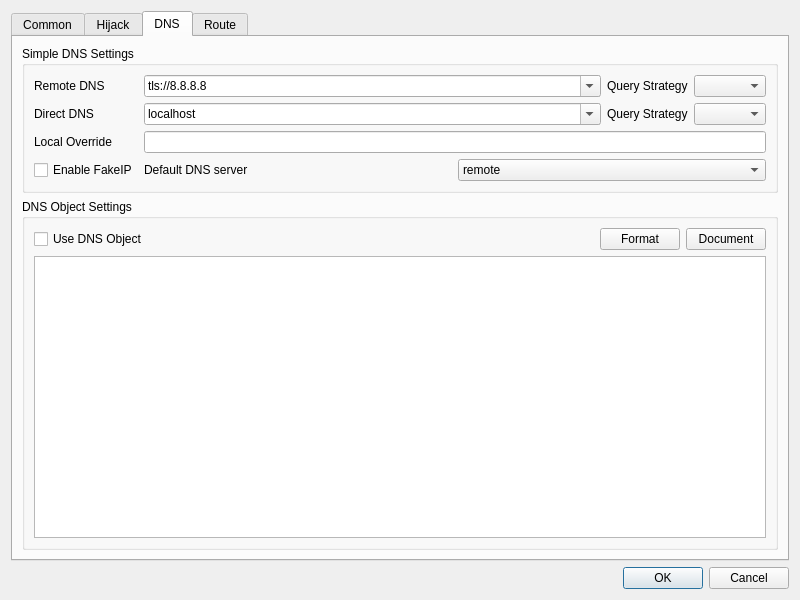
Before: the Qt Designer form include/ui/setting/dialog_manage_routes.ui in Userbash/Neko_Throne, drawn with Qt 5.
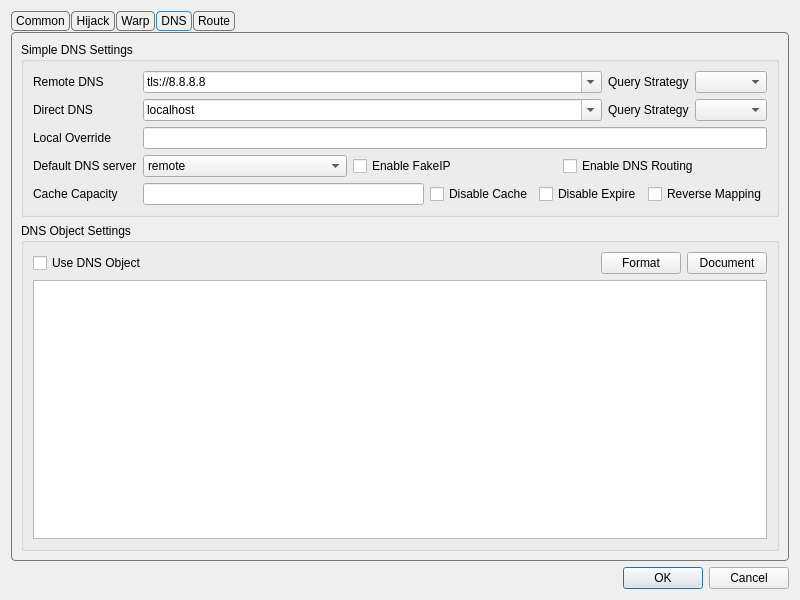
After: the same form once the commit is applied. The open tabs and pages were chosen to show the change.

Commit message: fix missed uis

Diff of the .ui file:
```diff
--- a/include/ui/setting/dialog_manage_routes.ui
+++ b/include/ui/setting/dialog_manage_routes.ui
@@ -16,6 +16,38 @@
   <layout class="QVBoxLayout" name="verticalLayout">
    <item>
     <widget class="QTabWidget" name="tabWidget">
+     <property name="styleSheet">
+      <string notr="true">QTabWidget::pane {
+    margin-top: 1px;
+    border: 1px solid #777777;
+    border-radius: 4px;
+}
+
+QTabBar {
+    background: transparent;
+    qproperty-drawBase: 0;
+}
+
+QTabBar::tab {
+    border: 1px solid #777777;
+    border-radius: 4px;
+
+    padding: 2px 4px;
+    margin-right: 1px;
+}
+
+QTabBar::tab:selected {
+    border: 1px solid palette(highlight);
+}
+
+QTabBar::tab:!selected {
+    border: 1px solid #777777;
+}
+
+QTabBar::tab:hover:!selected {
+    border: 1px solid #777777;
+}</string>
+     </property>
      <property name="currentIndex">
       <number>0</number>
      </property>
@@ -260,6 +292,79 @@
        </item>
       </layout>
      </widget>
+     <widget class="QWidget" name="tab_5">
+      <attribute name="title">
+       <string>Warp</string>
+      </attribute>
+      <layout class="QVBoxLayout" name="verticalLayout_8">
+       <item>
+        <widget class="QWidget" name="widget_3" native="true">
+         <layout class="QFormLayout" name="formLayout_3">
+          <item row="0" column="0">
+           <widget class="QCheckBox" name="enable_warp">
+            <property name="toolTip">
+             <string>&lt;html&gt;&lt;head/&gt;&lt;body&gt;&lt;p&gt;Enables the following config to be used as egress, useful for bypassing services restrciting non-warp VPNs&lt;/p&gt;&lt;/body&gt;&lt;/html&gt;</string>
+            </property>
+            <property name="text">
+             <string>Enable Warp</string>
+            </property>
+           </widget>
+          </item>
+          <item row="1" column="0">
+           <widget class="QLabel" name="label_7">
+            <property name="text">
+             <string>Endpoint</string>
+            </property>
+           </widget>
+          </item>
+          <item row="1" column="1">
+           <widget class="QLineEdit" name="warp_ep"/>
+          </item>
+          <item row="2" column="0">
+           <widget class="QLabel" name="label_4">
+            <property name="text">
+             <string>Private Key</string>
+            </property>
+           </widget>
+          </item>
+          <item row="2" column="1">
+           <widget class="QLineEdit" name="warp_private_key"/>
+          </item>
+          <item row="3" column="0">
+           <widget class="QLabel" name="label_5">
+            <property name="text">
+             <string>Public Key</string>
+            </property>
+           </widget>
+          </item>
+          <item row="3" column="1">
+           <widget class="QLineEdit" name="warp_public_key"/>
+          </item>
+          <item row="4" column="0">
+           <widget class="QLabel" name="label_12">
+            <property name="text">
+             <string>Interface Addresses</string>
+            </property>
+           </widget>
+          </item>
+          <item row="4" column="1">
+           <widget class="QLineEdit" name="warp_ifc_addrs"/>
+          </item>
+          <item row="5" column="1">
+           <widget class="QPushButton" name="warp_autogen">
+            <property name="toolTip">
+             <string>&lt;html&gt;&lt;head/&gt;&lt;body&gt;&lt;p&gt;Gets a new config from cloudflare API&lt;/p&gt;&lt;/body&gt;&lt;/html&gt;</string>
+            </property>
+            <property name="text">
+             <string>Generate Warp Config</string>
+            </property>
+           </widget>
+          </item>
+         </layout>
+        </widget>
+       </item>
+      </layout>
+     </widget>
      <widget class="QWidget" name="tab_3">
       <attribute name="title">
        <string>DNS</string>
@@ -271,152 +376,7 @@
           <string>Simple DNS Settings</string>
          </property>
          <layout class="QGridLayout" name="gridLayout">
-          <item row="1" column="0">
-           <widget class="QLabel" name="label_9">
-            <property name="toolTip">
-             <string>&lt;html&gt;&lt;head/&gt;&lt;body&gt;&lt;p&gt;examples:&lt;br/&gt;tls://8.8.8.8&lt;br/&gt;https://domain/path&lt;/p&gt;&lt;p&gt;tcp://8.8.8.8:1234&lt;/p&gt;&lt;p&gt;dhcp://auto&lt;/p&gt;&lt;p&gt;h3://domain/path&lt;/p&gt;&lt;p&gt;quic://domain:4632&lt;/p&gt;&lt;p&gt;etc&lt;/p&gt;&lt;/body&gt;&lt;/html&gt;</string>
-            </property>
-            <property name="text">
-             <string>Remote DNS</string>
-            </property>
-            <property name="buddy">
-             <cstring>widget</cstring>
-            </property>
-           </widget>
-          </item>
-          <item row="5" column="2">
-           <layout class="QHBoxLayout" name="horizontalLayout_3">
-            <item>
-             <widget class="QLabel" name="dns_final_out_l">
-              <property name="text">
-               <string>Default DNS server</string>
-              </property>
-             </widget>
-            </item>
-            <item>
-             <widget class="QComboBox" name="dns_final_out">
-              <item>
-               <property name="text">
-                <string notr="true">remote</string>
-               </property>
-              </item>
-              <item>
-               <property name="text">
-                <string notr="true">direct</string>
-               </property>
-              </item>
-             </widget>
-            </item>
-           </layout>
-          </item>
-          <item row="3" column="2">
-           <widget class="QLineEdit" name="local_override"/>
-          </item>
-          <item row="1" column="2">
-           <layout class="QHBoxLayout" name="horizontalLayout_7">
-            <item>
-             <widget class="QComboBox" name="remote_dns">
-              <property name="sizePolicy">
-               <sizepolicy hsizetype="Expanding" vsizetype="Fixed">
-                <horstretch>0</horstretch>
-                <verstretch>0</verstretch>
-               </sizepolicy>
-              </property>
-              <property name="editable">
-               <bool>true</bool>
-              </property>
-              <item>
-               <property name="text">
-                <string notr="true">tls://8.8.8.8</string>
-               </property>
-              </item>
-              <item>
-               <property name="text">
-                <string notr="true">tls://1.1.1.1</string>
-               </property>
-              </item>
-              <item>
-               <property name="text">
-                <string notr="true">https://dns.google/dns-query</string>
-               </property>
-              </item>
-              <item>
-               <property name="text">
-                <string notr="true">https://cloudflare-dns.com/dns-query</string>
-               </property>
-              </item>
-              <item>
-               <property name="text">
-                <string notr="true">h3://dns.google/dns-query</string>
-               </property>
-              </item>
-              <item>
-               <property name="text">
-                <string notr="true">h3://cloudflare-dns.com/dns-query</string>
-               </property>
-              </item>
-              <item>
-               <property name="text">
-                <string notr="true">quic://dns.adguard-dns.com</string>
-               </property>
-              </item>
-              <item>
-               <property name="text">
-                <string notr="true">quic://unfiltered.adguard-dns.com</string>
-               </property>
-              </item>
-              <item>
-               <property name="text">
-                <string notr="true">tls://dns.adguard-dns.com</string>
-               </property>
-              </item>
-              <item>
-               <property name="text">
-                <string notr="true">8.8.8.8</string>
-               </property>
-              </item>
-              <item>
-               <property name="text">
-                <string notr="true">1.1.1.1</string>
-               </property>
-              </item>
-             </widget>
-            </item>
-            <item>
-             <widget class="QLabel" name="label_10">
-              <property name="text">
-               <string>Query Strategy</string>
-              </property>
-             </widget>
-            </item>
-            <item>
-             <widget class="QComboBox" name="remote_dns_strategy"/>
-            </item>
-           </layout>
-          </item>
-          <item row="3" column="0">
-           <widget class="QLabel" name="label_2">
-            <property name="toolTip">
-             <string>&lt;html&gt;&lt;head/&gt;&lt;body&gt;&lt;p&gt;Local DNS can not be used in some configurations, you will have to set an ip here to be used as local dns in such situations&lt;/p&gt;&lt;/body&gt;&lt;/html&gt;</string>
-            </property>
-            <property name="text">
-             <string>Local Override</string>
-            </property>
-           </widget>
-          </item>
-          <item row="2" column="0">
-           <widget class="QLabel" name="label_8">
-            <property name="toolTip">
-             <string>Default: &quot;localhost&quot; (system DNS).
-If it does not work, try &quot;tls://8.8.8.8&quot; or &quot;223.5.5.5&quot;.
-Supported: plain IP, tls://, https://, h3://, quic://, tcp://, dhcp://</string>
-            </property>
-            <property name="text">
-             <string>Direct DNS</string>
-            </property>
-           </widget>
-          </item>
-          <item row="2" column="2">
+          <item row="2" column="3">
            <layout class="QHBoxLayout" name="horizontalLayout_8">
             <item>
              <widget class="QComboBox" name="direct_dns">
@@ -498,10 +458,169 @@
             </item>
            </layout>
           </item>
-          <item row="5" column="0">
-           <widget class="QCheckBox" name="enable_fakeip">
+          <item row="1" column="3">
+           <layout class="QHBoxLayout" name="horizontalLayout_7">
+            <item>
+             <widget class="QComboBox" name="remote_dns">
+              <property name="sizePolicy">
+               <sizepolicy hsizetype="Expanding" vsizetype="Fixed">
+                <horstretch>0</horstretch>
+                <verstretch>0</verstretch>
+               </sizepolicy>
+              </property>
+              <property name="editable">
+               <bool>true</bool>
+              </property>
+              <item>
+               <property name="text">
+                <string notr="true">tls://8.8.8.8</string>
+               </property>
+              </item>
+              <item>
+               <property name="text">
+                <string notr="true">tls://1.1.1.1</string>
+               </property>
+              </item>
+              <item>
+               <property name="text">
+                <string notr="true">8.8.8.8</string>
+               </property>
+              </item>
+              <item>
+               <property name="text">
+                <string notr="true">1.1.1.1</string>
+               </property>
+              </item>
+             </widget>
+            </item>
+            <item>
+             <widget class="QLabel" name="label_10">
+              <property name="text">
+               <string>Query Strategy</string>
+              </property>
+             </widget>
+            </item>
+            <item>
+             <widget class="QComboBox" name="remote_dns_strategy"/>
+            </item>
+           </layout>
+          </item>
+          <item row="4" column="3">
+           <layout class="QHBoxLayout" name="horizontalLayout_5">
+            <item>
+             <widget class="QLineEdit" name="local_override"/>
+            </item>
+           </layout>
+          </item>
+          <item row="6" column="3">
+           <layout class="QHBoxLayout" name="horizontalLayout_3">
+            <item>
+             <widget class="QComboBox" name="dns_final_out">
+              <item>
+               <property name="text">
+                <string notr="true">remote</string>
+               </property>
+              </item>
+              <item>
+               <property name="text">
+                <string notr="true">direct</string>
+               </property>
+              </item>
+             </widget>
+            </item>
+            <item>
+             <widget class="QCheckBox" name="enable_fakeip">
+              <property name="text">
+               <string>Enable FakeIP</string>
+              </property>
+             </widget>
+            </item>
+            <item>
+             <widget class="QCheckBox" name="enable_dns_routing">
+              <property name="toolTip">
+               <string>&lt;html&gt;&lt;head/&gt;&lt;body&gt;&lt;p&gt;When enabled, domains destined for direct outbound will also be resolved using direct dns&lt;/p&gt;&lt;/body&gt;&lt;/html&gt;</string>
+              </property>
+              <property name="text">
+               <string>Enable DNS Routing</string>
+              </property>
+             </widget>
+            </item>
+           </layout>
+          </item>
+          <item row="1" column="0">
+           <widget class="QLabel" name="label_9">
+            <property name="toolTip">
+             <string>&lt;html&gt;&lt;head/&gt;&lt;body&gt;&lt;p&gt;examples:&lt;br/&gt;tls://8.8.8.8&lt;br/&gt;https://domain/path&lt;/p&gt;&lt;p&gt;tcp://8.8.8.8:1234&lt;/p&gt;&lt;p&gt;dhcp://auto&lt;/p&gt;&lt;p&gt;h3://domain/path&lt;/p&gt;&lt;p&gt;quic://domain:4632&lt;/p&gt;&lt;p&gt;etc&lt;/p&gt;&lt;/body&gt;&lt;/html&gt;</string>
+            </property>
             <property name="text">
-             <string>Enable FakeIP</string>
+             <string>Remote DNS</string>
+            </property>
+            <property name="buddy">
+             <cstring>widget</cstring>
+            </property>
+           </widget>
+          </item>
+          <item row="6" column="0">
+           <widget class="QLabel" name="dns_final_out_l">
+            <property name="text">
+             <string>Default DNS server</string>
+            </property>
+           </widget>
+          </item>
+          <item row="2" column="0">
+           <widget class="QLabel" name="label_8">
+            <property name="toolTip">
+             <string>This is especially important and it is recommended to use the default value of &quot;localhost&quot;.
+If the default value does not work, try changing it to &quot;223.5.5.5&quot;.
+For more information, see the document &quot;Configuration/DNS&quot;.</string>
+            </property>
+            <property name="text">
+             <string>Direct DNS</string>
+            </property>
+           </widget>
+          </item>
+          <item row="4" column="0">
+           <widget class="QLabel" name="label_2">
+            <property name="toolTip">
+             <string>&lt;html&gt;&lt;head/&gt;&lt;body&gt;&lt;p&gt;Local DNS can not be used in some configurations, you will have to set an ip here to be used as local dns in such situations&lt;/p&gt;&lt;/body&gt;&lt;/html&gt;</string>
+            </property>
+            <property name="text">
+             <string>Local Override</string>
+            </property>
+           </widget>
+          </item>
+          <item row="7" column="3">
+           <layout class="QHBoxLayout" name="horizontalLayout_6">
+            <item>
+             <widget class="QLineEdit" name="cache_cap"/>
+            </item>
+            <item>
+             <widget class="QCheckBox" name="disable_cache">
+              <property name="text">
+               <string>Disable Cache</string>
+              </property>
+             </widget>
+            </item>
+            <item>
+             <widget class="QCheckBox" name="disable_expire">
+              <property name="text">
+               <string>Disable Expire</string>
+              </property>
+             </widget>
+            </item>
+            <item>
+             <widget class="QCheckBox" name="reverse_mapping">
+              <property name="text">
+               <string>Reverse Mapping</string>
+              </property>
+             </widget>
+            </item>
+           </layout>
+          </item>
+          <item row="7" column="0">
+           <widget class="QLabel" name="label_13">
+            <property name="text">
+             <string>Cache Capacity</string>
             </property>
            </widget>
           </item>
```
Left out of the diff: 42 changed lines with no effect on the pictures. The commit also changes 4 other files.
